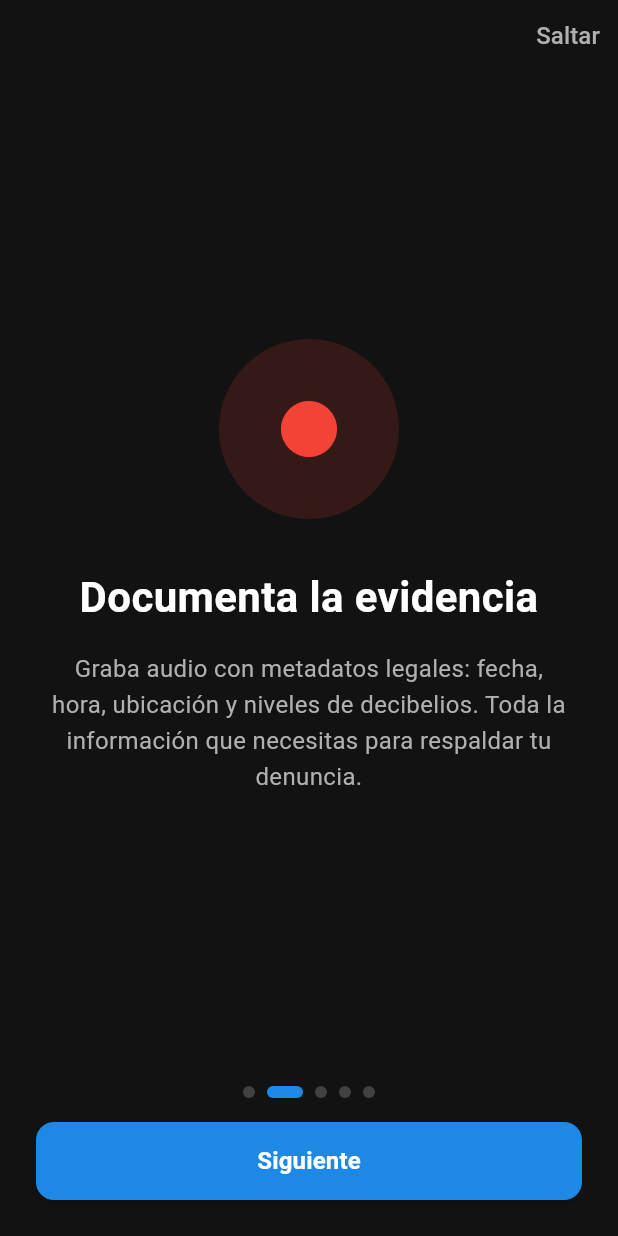
After one commit to redsocialgroup3-coder/dblog, a Flutter app: the OnboardingScreen screen opened directly, after a tap on "Siguiente", on a phone screen of 412 x 824 dp. The commit adds this screen. Run offline on Flutter 3.47's test engine with Material 3 defaults, Android fonts, the phone set to English and light mode, and no system bars; our stand-ins replace fl_chart, geolocator, just_audio, permission_handler, shared_preferences; missing offline and left inert: noise_meter, record; accounts and stored records are empty.

Commit message:
feat(app): implementar onboarding y solicitud de permisos (#43)
Co-authored-by: Orlando Rubén Marqués Lau <orlando.marques@treew.com>

```diff
--- a/dblog-app/lib/app.dart
+++ b/dblog-app/lib/app.dart
@@ -1,6 +1,9 @@
 import 'package:flutter/material.dart';
+import 'package:provider/provider.dart';
 
 import 'features/meter/widgets/meter_screen.dart';
+import 'features/onboarding/providers/onboarding_provider.dart';
+import 'features/onboarding/widgets/onboarding_screen.dart';
 import 'shared/theme/app_theme.dart';
 
 /// Widget raíz de la aplicación dBLog.
@@ -13,7 +16,19 @@ class App extends StatelessWidget {
       title: 'dBLog',
       debugShowCheckedModeBanner: false,
       theme: AppTheme.darkTheme,
-      home: const MeterScreen(),
+      home: Consumer<OnboardingProvider>(
+        builder: (context, onboarding, _) {
+          if (onboarding.loading) {
+            return const Scaffold(
+              body: Center(child: CircularProgressIndicator()),
+            );
+          }
+          if (onboarding.completed) {
+            return const MeterScreen();
+          }
+          return const OnboardingScreen();
+        },
+      ),
     );
   }
 }
--- /dev/null
+++ b/dblog-app/lib/features/onboarding/providers/onboarding_provider.dart
@@ -0,0 +1,115 @@
+import 'package:flutter/material.dart';
+import 'package:shared_preferences/shared_preferences.dart';
+
+/// Provider que gestiona el estado del flujo de onboarding.
+class OnboardingProvider extends ChangeNotifier {
+  static const String _completedKey = 'onboarding_completed';
+  static const String _addressKey = 'onboarding_address';
+  static const String _floorKey = 'onboarding_floor';
+  static const String _cityKey = 'onboarding_city';
+
+  int _currentPage = 0;
+  bool _completed = false;
+  bool _loading = true;
+
+  // Estado de permisos.
+  bool _microphoneGranted = false;
+  bool _locationGranted = false;
+  bool _notificationsGranted = false;
+
+  // Dirección del inmueble.
+  String _address = '';
+  String _floor = '';
+  String _city = '';
+
+  int get currentPage => _currentPage;
+  bool get completed => _completed;
+  bool get loading => _loading;
+  bool get microphoneGranted => _microphoneGranted;
+  bool get locationGranted => _locationGranted;
+  bool get notificationsGranted => _notificationsGranted;
+  String get address => _address;
+  String get floor => _floor;
+  String get city => _city;
+
+  /// Número total de páginas del onboarding.
+  static const int totalPages = 5;
+
+  OnboardingProvider() {
+    _loadState();
+  }
+
+  Future<void> _loadState() async {
+    final prefs = await SharedPreferences.getInstance();
+    _completed = prefs.getBool(_completedKey) ?? false;
+    _address = prefs.getString(_addressKey) ?? '';
+    _floor = prefs.getString(_floorKey) ?? '';
+    _city = prefs.getString(_cityKey) ?? '';
+    _loading = false;
+    notifyListeners();
+  }
+
+  void setPage(int page) {
+    _currentPage = page;
+    notifyListeners();
+  }
+
+  void nextPage() {
+    if (_currentPage < totalPages - 1) {
+      _currentPage++;
+      notifyListeners();
+    }
+  }
+
+  void setMicrophoneGranted(bool value) {
+    _microphoneGranted = value;
+    notifyListeners();
+  }
+
+  void setLocationGranted(bool value) {
+    _locationGranted = value;
+    notifyListeners();
+  }
+
+  void setNotificationsGranted(bool value) {
+    _notificationsGranted = value;
+    notifyListeners();
+  }
+
+  void setAddress(String value) {
+    _address = value;
+  }
+
+  void setFloor(String value) {
+    _floor = value;
+  }
+
+  void setCity(String value) {
+    _city = value;
+  }
+
+  /// Completa el onboarding y persiste el estado.
+  Future<void> completeOnboarding() async {
+    final prefs = await SharedPreferences.getInstance();
+    await prefs.setBool(_completedKey, true);
+    if (_address.isNotEmpty) {
+      await prefs.setString(_addressKey, _address);
+    }
+    if (_floor.isNotEmpty) {
+      await prefs.setString(_floorKey, _floor);
+    }
+    if (_city.isNotEmpty) {
+      await prefs.setString(_cityKey, _city);
+    }
+    _completed = true;
+    notifyListeners();
+  }
+
+  /// Salta el onboarding sin guardar dirección.
+  Future<void> skipOnboarding() async {
+    final prefs = await SharedPreferences.getInstance();
+    await prefs.setBool(_completedKey, true);
+    _completed = true;
+    notifyListeners();
+  }
+}
--- /dev/null
+++ b/dblog-app/lib/features/onboarding/widgets/onboarding_screen.dart
@@ -0,0 +1,523 @@
+import 'package:flutter/material.dart';
+import 'package:permission_handler/permission_handler.dart';
+import 'package:provider/provider.dart';
+
+import '../../../shared/theme/app_theme.dart';
+import '../providers/onboarding_provider.dart';
+
+/// Pantalla de onboarding con PageView de 5 páginas.
+class OnboardingScreen extends StatefulWidget {
+  const OnboardingScreen({super.key});
+
+  @override
+  State<OnboardingScreen> createState() => _OnboardingScreenState();
+}
+
+class _OnboardingScreenState extends State<OnboardingScreen> {
+  late final PageController _pageController;
+  final _addressController = TextEditingController();
+  final _floorController = TextEditingController();
+  final _cityController = TextEditingController();
+
+  @override
+  void initState() {
+    super.initState();
+    _pageController = PageController();
+  }
+
+  @override
+  void dispose() {
+    _pageController.dispose();
+    _addressController.dispose();
+    _floorController.dispose();
+    _cityController.dispose();
+    super.dispose();
+  }
+
+  void _goToPage(int page) {
+    _pageController.animateToPage(
+      page,
+      duration: const Duration(milliseconds: 300),
+      curve: Curves.easeInOut,
+    );
+  }
+
+  @override
+  Widget build(BuildContext context) {
+    return Scaffold(
+      body: SafeArea(
+        child: Consumer<OnboardingProvider>(
+          builder: (context, provider, _) {
+            return Column(
+              children: [
+                // Botón saltar.
+                Align(
+                  alignment: Alignment.topRight,
+                  child: TextButton(
+                    onPressed: () => provider.skipOnboarding(),
+                    child: Text(
+                      'Saltar',
+                      style: TextStyle(
+                        color: AppTheme.textSecondary,
+                        fontSize: 16,
+                      ),
+                    ),
+                  ),
+                ),
+                // PageView.
+                Expanded(
+                  child: PageView(
+                    controller: _pageController,
+                    onPageChanged: provider.setPage,
+                    children: [
+                      _MeasurePage(),
+                      _RecordPage(),
+                      _ReportPage(),
+                      _PermissionsPage(provider: provider),
+                      _AddressPage(
+                        addressController: _addressController,
+                        floorController: _floorController,
+                        cityController: _cityController,
+                        provider: provider,
+                      ),
+                    ],
+                  ),
+                ),
+                // Dots indicator.
+                Padding(
+                  padding: const EdgeInsets.symmetric(vertical: 16),
+                  child: Row(
+                    mainAxisAlignment: MainAxisAlignment.center,
+                    children: List.generate(
+                      OnboardingProvider.totalPages,
+                      (index) => _Dot(active: index == provider.currentPage),
+                    ),
+                  ),
+                ),
+                // Botón siguiente / comenzar.
+                Padding(
+                  padding: const EdgeInsets.fromLTRB(24, 0, 24, 24),
+                  child: SizedBox(
+                    width: double.infinity,
+                    height: 52,
+                    child: ElevatedButton(
+                      style: ElevatedButton.styleFrom(
+                        backgroundColor: AppTheme.primary,
+                        shape: RoundedRectangleBorder(
+                          borderRadius: BorderRadius.circular(12),
+                        ),
+                      ),
+                      onPressed: () => _onNextPressed(provider),
+                      child: Text(
+                        provider.currentPage ==
+                                OnboardingProvider.totalPages - 1
+                            ? 'Comenzar'
+                            : 'Siguiente',
+                        style: const TextStyle(
+                          fontSize: 16,
+                          fontWeight: FontWeight.w600,
+                          color: Colors.white,
+                        ),
+                      ),
+                    ),
+                  ),
+                ),
+              ],
+            );
+          },
+        ),
+      ),
+    );
+  }
+
+  void _onNextPressed(OnboardingProvider provider) {
+    if (provider.currentPage < OnboardingProvider.totalPages - 1) {
+      provider.nextPage();
+      _goToPage(provider.currentPage);
+    } else {
+      // Última página: guardar dirección y completar.
+      provider.setAddress(_addressController.text.trim());
+      provider.setFloor(_floorController.text.trim());
+      provider.setCity(_cityController.text.trim());
+      provider.completeOnboarding();
+    }
+  }
+}
+
+// -- Página 1: Mide el ruido --
+
+class _MeasurePage extends StatelessWidget {
+  @override
+  Widget build(BuildContext context) {
+    return const _OnboardingPageContent(
+      icon: Icons.mic,
+      iconColor: AppTheme.primary,
+      title: 'Mide el ruido',
+      description:
+          'Utiliza el micrófono de tu dispositivo para medir el nivel '
+          'de decibelios en tiempo real. Visualiza las mediciones con '
+          'gráficas claras y estadísticas precisas.',
+    );
+  }
+}
+
+// -- Página 2: Documenta la evidencia --
+
+class _RecordPage extends StatelessWidget {
+  @override
+  Widget build(BuildContext context) {
+    return const _OnboardingPageContent(
+      icon: Icons.fiber_manual_record,
+      iconColor: Colors.red,
+      title: 'Documenta la evidencia',
+      description:
+          'Graba audio con metadatos legales: fecha, hora, ubicación '
+          'y niveles de decibelios. Toda la información que necesitas '
+          'para respaldar tu denuncia.',
+    );
+  }
+}
+
+// -- Página 3: Genera informes legales --
+
+class _ReportPage extends StatelessWidget {
+  @override
+  Widget build(BuildContext context) {
+    return const _OnboardingPageContent(
+      icon: Icons.picture_as_pdf,
+      iconColor: Colors.orange,
+      title: 'Genera informes legales',
+      description:
+          'Crea informes en PDF con validez legal que incluyen '
+          'todas las mediciones, grabaciones y metadatos. Listos '
+          'para presentar ante las autoridades.',
+    );
+  }
+}
+
+// -- Página 4: Permisos --
+
+class _PermissionsPage extends StatelessWidget {
+  final OnboardingProvider provider;
+
+  const _PermissionsPage({required this.provider});
+
+  @override
+  Widget build(BuildContext context) {
+    return Padding(
+      padding: const EdgeInsets.symmetric(horizontal: 32),
+      child: Column(
+        mainAxisAlignment: MainAxisAlignment.center,
+        children: [
+          const Icon(Icons.shield_outlined, size: 80, color: AppTheme.primary),
+          const SizedBox(height: 24),
+          const Text(
+            'Permisos necesarios',
+            style: TextStyle(
+              fontSize: 24,
+              fontWeight: FontWeight.bold,
+              color: AppTheme.textPrimary,
+            ),
+          ),
+          const SizedBox(height: 12),
+          Text(
+            'dBLog necesita acceso a estos permisos para funcionar correctamente.',
+            textAlign: TextAlign.center,
+            style: TextStyle(
+              fontSize: 16,
+              color: AppTheme.textSecondary,
+            ),
+          ),
+          const SizedBox(height: 32),
+          _PermissionTile(
+            icon: Icons.mic,
+            label: 'Micrófono',
+            description: 'Para medir el nivel de ruido',
+            granted: provider.microphoneGranted,
+            onRequest: () => _requestMicrophone(context),
+          ),
+          const SizedBox(height: 12),
+          _PermissionTile(
+            icon: Icons.location_on,
+            label: 'Ubicación',
+            description: 'Para geolocalizar las mediciones',
+            granted: provider.locationGranted,
+            onRequest: () => _requestLocation(context),
+          ),
+          const SizedBox(height: 12),
+          _PermissionTile(
+            icon: Icons.notifications,
+            label: 'Notificaciones',
+            description: 'Para alertas de grabación activa',
+            granted: provider.notificationsGranted,
+            onRequest: () => _requestNotifications(context),
+          ),
+        ],
+      ),
+    );
+  }
+
+  Future<void> _requestMicrophone(BuildContext context) async {
+    final status = await Permission.microphone.request();
+    if (context.mounted) {
+      provider.setMicrophoneGranted(status.isGranted);
+    }
+  }
+
+  Future<void> _requestLocation(BuildContext context) async {
+    final status = await Permission.locationWhenInUse.request();
+    if (context.mounted) {
+      provider.setLocationGranted(status.isGranted);
+    }
+  }
+
+  Future<void> _requestNotifications(BuildContext context) async {
+    final status = await Permission.notification.request();
+    if (context.mounted) {
+      provider.setNotificationsGranted(status.isGranted);
+    }
+  }
+}
+
+class _PermissionTile extends StatelessWidget {
+  final IconData icon;
+  final String label;
+  final String description;
+  final bool granted;
+  final VoidCallback onRequest;
+
+  const _PermissionTile({
+    required this.icon,
+    required this.label,
+    required this.description,
+    required this.granted,
+    required this.onRequest,
+  });
+
+  @override
+  Widget build(BuildContext context) {
+    return Container(
+      padding: const EdgeInsets.symmetric(horizontal: 16, vertical: 12),
+      decoration: BoxDecoration(
+        color: AppTheme.surface,
+        borderRadius: BorderRadius.circular(12),
+      ),
+      child: Row(
+        children: [
+          Icon(icon, color: AppTheme.primary, size: 28),
+          const SizedBox(width: 16),
+          Expanded(
+            child: Column(
+              crossAxisAlignment: CrossAxisAlignment.start,
+              children: [
+                Text(
+                  label,
+                  style: const TextStyle(
+                    fontSize: 16,
+                    fontWeight: FontWeight.w600,
+                    color: AppTheme.textPrimary,
+                  ),
+                ),
+                Text(
+                  description,
+                  style: TextStyle(
+                    fontSize: 13,
+                    color: AppTheme.textSecondary,
+                  ),
+                ),
+              ],
+            ),
+          ),
+          if (granted)
+            const Icon(Icons.check_circle, color: AppTheme.levelQuiet, size: 28)
+          else
+            TextButton(
+              onPressed: onRequest,
+              child: const Text('Permitir'),
+            ),
+        ],
+      ),
+    );
+  }
+}
+
+// -- Página 5: Dirección del inmueble --
+
+class _AddressPage extends StatelessWidget {
+  final TextEditingController addressController;
+  final TextEditingController floorController;
+  final TextEditingController cityController;
+  final OnboardingProvider provider;
+
+  const _AddressPage({
+    required this.addressController,
+    required this.floorController,
+    required this.cityController,
+    required this.provider,
+  });
+
+  @override
+  Widget build(BuildContext context) {
+    return Padding(
+      padding: const EdgeInsets.symmetric(horizontal: 32),
+      child: SingleChildScrollView(
+        child: Column(
+          mainAxisAlignment: MainAxisAlignment.center,
+          children: [
+            const SizedBox(height: 40),
+            const Icon(Icons.home_outlined, size: 80, color: AppTheme.primary),
+            const SizedBox(height: 24),
+            const Text(
+              'Dirección del inmueble',
+              style: TextStyle(
+                fontSize: 24,
+                fontWeight: FontWeight.bold,
+                color: AppTheme.textPrimary,
+              ),
+            ),
+            const SizedBox(height: 12),
+            Text(
+              'Indica la dirección donde realizarás las mediciones. '
+              'Puedes configurarla después.',
+              textAlign: TextAlign.center,
+              style: TextStyle(
+                fontSize: 16,
+                color: AppTheme.textSecondary,
+              ),
+            ),
+            const SizedBox(height: 32),
+            _buildTextField(
+              controller: addressController,
+              label: 'Dirección',
+              hint: 'Calle, número...',
+              icon: Icons.location_on_outlined,
+            ),
+            const SizedBox(height: 16),
+            _buildTextField(
+              controller: floorController,
+              label: 'Piso / Puerta',
+              hint: '2o B',
+              icon: Icons.door_front_door_outlined,
+            ),
+            const SizedBox(height: 16),
+            _buildTextField(
+              controller: cityController,
+              label: 'Municipio',
+              hint: 'Madrid',
+              icon: Icons.location_city_outlined,
+            ),
+            const SizedBox(height: 40),
+          ],
+        ),
+      ),
+    );
+  }
+
+  Widget _buildTextField({
+    required TextEditingController controller,
+    required String label,
+    required String hint,
+    required IconData icon,
+  }) {
+    return TextField(
+      controller: controller,
+      style: const TextStyle(color: AppTheme.textPrimary),
+      decoration: InputDecoration(
+        labelText: label,
+        hintText: hint,
+        prefixIcon: Icon(icon, color: AppTheme.primary),
+        labelStyle: TextStyle(color: AppTheme.textSecondary),
+        hintStyle: TextStyle(color: AppTheme.textSecondary.withValues(alpha: 0.5)),
+        filled: true,
+        fillColor: AppTheme.surface,
+        border: OutlineInputBorder(
+          borderRadius: BorderRadius.circular(12),
+          borderSide: BorderSide.none,
+        ),
+        focusedBorder: OutlineInputBorder(
+          borderRadius: BorderRadius.circular(12),
+          borderSide: const BorderSide(color: AppTheme.primary),
+        ),
+      ),
+    );
+  }
+}
+
+// -- Contenido genérico de página de onboarding --
+
+class _OnboardingPageContent extends StatelessWidget {
+  final IconData icon;
+  final Color iconColor;
+  final String title;
+  final String description;
+
+  const _OnboardingPageContent({
+    required this.icon,
+    required this.iconColor,
+    required this.title,
+    required this.description,
+  });
+
+  @override
+  Widget build(BuildContext context) {
+    return Padding(
+      padding: const EdgeInsets.symmetric(horizontal: 32),
+      child: Column(
+        mainAxisAlignment: MainAxisAlignment.center,
+        children: [
+          Container(
+            width: 120,
+            height: 120,
+            decoration: BoxDecoration(
+              color: iconColor.withValues(alpha: 0.15),
+              shape: BoxShape.circle,
+            ),
+            child: Icon(icon, size: 56, color: iconColor),
+          ),
+          const SizedBox(height: 32),
+          Text(
+            title,
+            style: const TextStyle(
+              fontSize: 28,
+              fontWeight: FontWeight.bold,
+              color: AppTheme.textPrimary,
+            ),
+            textAlign: TextAlign.center,
+          ),
+          const SizedBox(height: 16),
+          Text(
+            description,
+            textAlign: TextAlign.center,
+            style: TextStyle(
+              fontSize: 16,
+              height: 1.5,
+              color: AppTheme.textSecondary,
+            ),
+          ),
+        ],
+      ),
+    );
+  }
+}
+
+// -- Dot indicator --
+
+class _Dot extends StatelessWidget {
+  final bool active;
+
+  const _Dot({required this.active});
+
+  @override
+  Widget build(BuildContext context) {
+    return AnimatedContainer(
+      duration: const Duration(milliseconds: 200),
+      margin: const EdgeInsets.symmetric(horizontal: 4),
+      width: active ? 24 : 8,
+      height: 8,
+      decoration: BoxDecoration(
+        color: active ? AppTheme.primary : AppTheme.textSecondary.withValues(alpha: 0.3),
+        borderRadius: BorderRadius.circular(4),
+      ),
+    );
+  }
+}
--- a/dblog-app/lib/main.dart
+++ b/dblog-app/lib/main.dart
@@ -4,6 +4,7 @@ import 'package:provider/provider.dart';
 import 'app.dart';
 import 'features/history/providers/history_provider.dart';
 import 'features/meter/providers/meter_provider.dart';
+import 'features/onboarding/providers/onboarding_provider.dart';
 import 'features/recording/providers/recording_provider.dart';
 
 void main() {
@@ -22,6 +23,9 @@ void main() {
               ChangeNotifierProvider(
                 create: (_) => HistoryProvider(),
               ),
+              ChangeNotifierProvider(
+                create: (_) => OnboardingProvider(),
+              ),
             ],
             child: const App(),
           );
```
